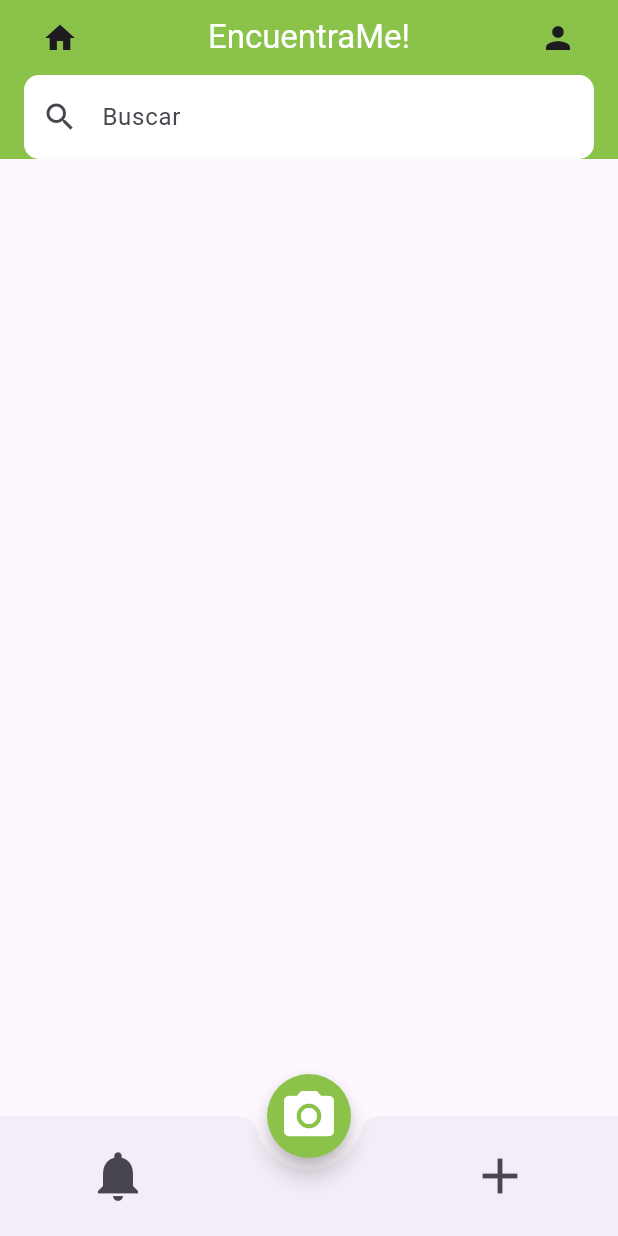
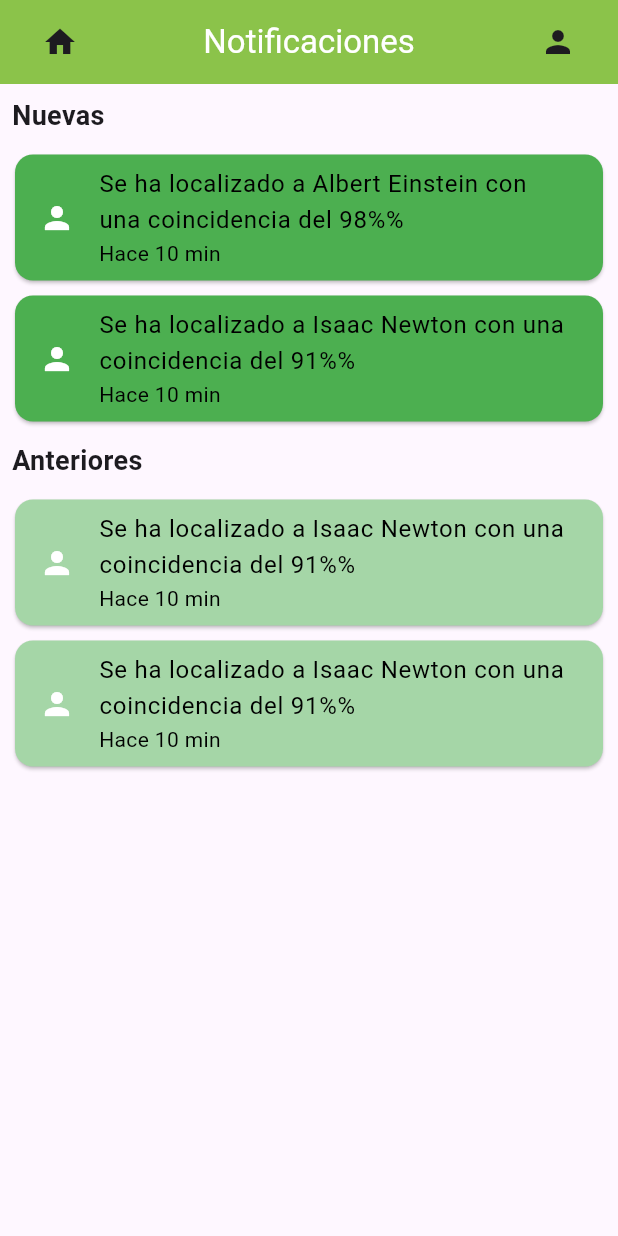
Before and after one commit to Encuentra-Me/EncuentraMe-MobileApp, a Flutter app: the ReportListPage screen opened directly, after a tap on the "notifications" icon, on a phone screen of 412 x 824 dp. Run offline on Flutter 3.47's test engine with Material 3 defaults, Android fonts, the phone set to English and light mode, and no system bars; our stand-ins replace sqflite; accounts and stored records are empty.

Commit message:
Notification view v1

```diff
--- /dev/null
+++ b/lib/UI/notification.dart
@@ -0,0 +1,164 @@
+import 'package:encuentrame_app/UI/reports_list.dart';
+import 'package:flutter/material.dart';
+import 'notification_detail.dart';
+
+class NotificationsPage extends StatefulWidget {
+  @override
+  _NotificationsPageState createState() => _NotificationsPageState();
+}
+
+class _NotificationsPageState extends State<NotificationsPage> {
+  // Ejemplo de notificaciones, luego se cambiara
+  List<Map<String, dynamic>> notifications = [
+    {
+      'name': 'Albert Einstein',
+      'coincidencePercentage': '98%',
+      'tiempo': '10 min',
+      'isNew': true,
+    },
+    {
+      'name': 'Isaac Newton',
+      'coincidencePercentage': '91%',
+      'tiempo': '10 min',
+      'isNew': true,
+    },
+    {
+      'name': 'Isaac Newton',
+      'coincidencePercentage': '91%',
+      'tiempo': '10 min',
+      'isNew': false,
+    },
+    {
+      'name': 'Isaac Newton',
+      'coincidencePercentage': '91%',
+      'tiempo': '10 min',
+      'isNew': false,
+    },
+  ];
+
+  // Función para navegar a la vista de detalles
+  void navigateToDetailPage(Map<String, dynamic> notification) {
+    Navigator.push(
+      context,
+      MaterialPageRoute(
+        builder: (context) => NotificationDetailPage(
+          name: notification['name'],
+          coincidencePercentage: notification['coincidencePercentage'],
+        ),
+      ),
+    ).then((_) {
+      // Después de regresar de la página de detalles, mover la notificación si es nueva
+      setState(() {
+        notification['isNew'] =
+            false; // Cambiar el estado de la notificación a antigua
+      });
+    });
+  }
+
+  @override
+  Widget build(BuildContext context) {
+    return Scaffold(
+      appBar: AppBar(
+        automaticallyImplyLeading: false,
+        backgroundColor: Colors.lightGreen,
+        title: Row(
+          mainAxisAlignment: MainAxisAlignment.spaceBetween,
+          children: [
+            IconButton(
+              icon: const Icon(Icons.home),
+              onPressed: () {
+                Navigator.push(context,
+                    MaterialPageRoute(builder: (context) => ReportListPage()));
+              },
+            ),
+            const Text("Notificaciones", style: TextStyle(color: Colors.white)),
+            IconButton(
+              icon: const Icon(Icons.person),
+              onPressed: () {
+                // aqui va al perfil
+              },
+            ),
+          ],
+        ),
+        /*bottom: PreferredSize(
+          preferredSize: const Size.fromHeight(50.0),
+          child: Padding(
+            padding: const EdgeInsets.symmetric(horizontal: 16.0),
+            child: TextField(
+              decoration: InputDecoration(
+                hintText: "Buscar",
+                prefixIcon: const Icon(Icons.search),
+                border: OutlineInputBorder(
+                  borderRadius: BorderRadius.circular(10.0),
+                  borderSide: BorderSide.none,
+                ),
+                filled: true,
+                fillColor: Colors.white,
+              ),
+            ),
+          ),
+        ),*/
+      ),
+      body: ListView(
+        children: [
+          Padding(
+            padding: const EdgeInsets.all(8.0),
+            child: Text(
+              'Nuevas',
+              style: TextStyle(fontSize: 18, fontWeight: FontWeight.bold),
+            ),
+          ),
+          // Sección de Nuevas Notificaciones
+          for (var notification in notifications)
+            if (notification['isNew'])
+              GestureDetector(
+                onTap: () => navigateToDetailPage(notification),
+                child: Card(
+                  color: Colors.green,
+                  margin: EdgeInsets.symmetric(vertical: 5, horizontal: 10),
+                  child: ListTile(
+                    leading: Icon(Icons.person, color: Colors.white),
+                    title: Text(
+                      'Se ha localizado a ${notification['name']} con una coincidencia del ${notification['coincidencePercentage']}%',
+                      style: TextStyle(color: Colors.black),
+                    ),
+                    subtitle: Text(
+                      'Hace ${notification['tiempo']}',
+                      style: TextStyle(color: Colors.black),
+                    ),
+                  ),
+                ),
+              ),
+          Padding(
+            padding: const EdgeInsets.all(8.0),
+            child: Text(
+              'Anteriores',
+              style: TextStyle(fontSize: 18, fontWeight: FontWeight.bold),
+            ),
+          ),
+          // Sección de Notificaciones Antiguas
+          for (var notification in notifications)
+            if (!notification['isNew'])
+              GestureDetector(
+                onTap: () => navigateToDetailPage(notification),
+                child: Card(
+                  color: Colors.green.shade200,
+                  margin: EdgeInsets.symmetric(vertical: 5, horizontal: 10),
+                  child: ListTile(
+                    leading: Icon(Icons.person, color: Colors.white),
+                    title: Text(
+                      'Se ha localizado a ${notification['name']} con una coincidencia del ${notification['coincidencePercentage']}%',
+                      style: TextStyle(color: Colors.black),
+                    ),
+                    subtitle: Text(
+                      'Hace ${notification['tiempo']}',
+                      style: TextStyle(color: Colors.black),
+                    ),
+                  ),
+                ),
+              ),
+        ],
+      ),
+    );
+  }
+}
--- a/lib/UI/reports_list.dart
+++ b/lib/UI/reports_list.dart
@@ -1,9 +1,10 @@
-import 'package:flutter/material.dart';
 import 'package:encuentrame_app/utils/db_helper_report.dart';
 import 'package:encuentrame_app/models/report.dart';
 import 'package:encuentrame_app/UI/reports_details.dart';
 import 'package:encuentrame_app/UI/popups.dart';
 import 'package:encuentrame_app/UI/popup_share_v1.dart';
+import 'package:encuentrame_app/UI/notification.dart';
+import 'package:flutter/material.dart';
 
 class ReportListPage extends StatefulWidget {
   const ReportListPage({super.key});
@@ -232,7 +233,12 @@ class _ReportListPage extends State<ReportListPage> {
                     IconButton(
                       icon: const Icon(Icons.notifications),
                       iconSize: 40.0,
-                      onPressed: () {},
+                      onPressed: () {
+                        Navigator.push(
+                            context,
+                            MaterialPageRoute(
+                                builder: (context) => NotificationsPage()));
+                      },
                     ),
                     //const Text("Notificación"),
                   ],
```
Also changed, not shown: lib/UI/notification_detail.dart (added, +226 -0 lines).
